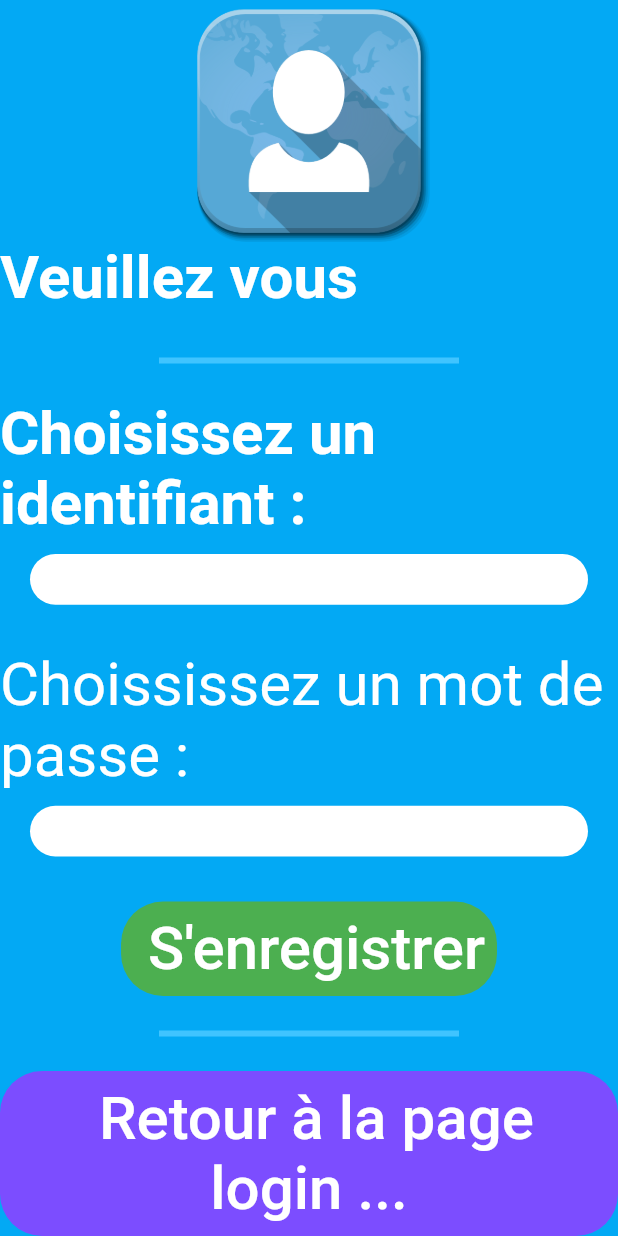
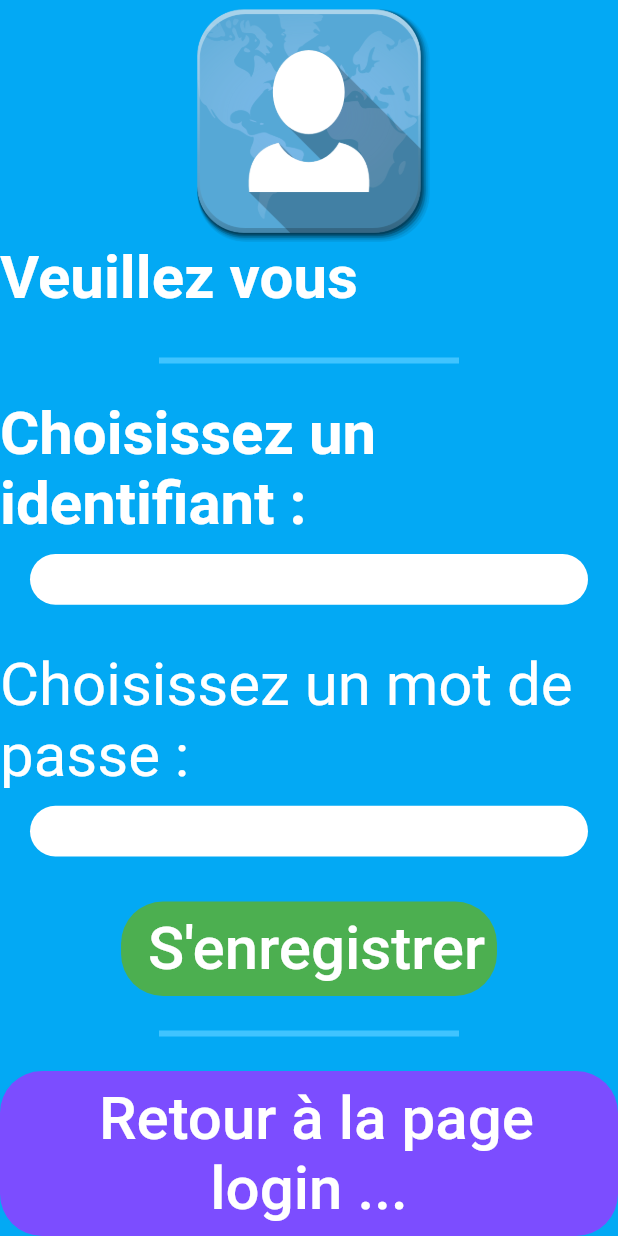
Before and after one commit to Ryll974/loginpage, a Flutter app: the RegisterPage screen opened by its route, on a phone screen of 412 x 824 dp. Run offline on Flutter 3.47's test engine with Material 2 defaults, Android fonts, the phone set to English and light mode, and no system bars; Roboto replaces fonts that are missing (Dongle).

Commit message:
correct typo

```diff
--- a/lib/main.dart
+++ b/lib/main.dart
@@ -244,7 +244,7 @@ class RegisterPage extends StatelessWidget {
               ),
             ),
             Text(
-              "Choississez un mot de passe :",
+              "Choisissez un mot de passe :",
               style: TextStyle(
                 color: Colors.white,
                 fontSize: 40.0,
```
